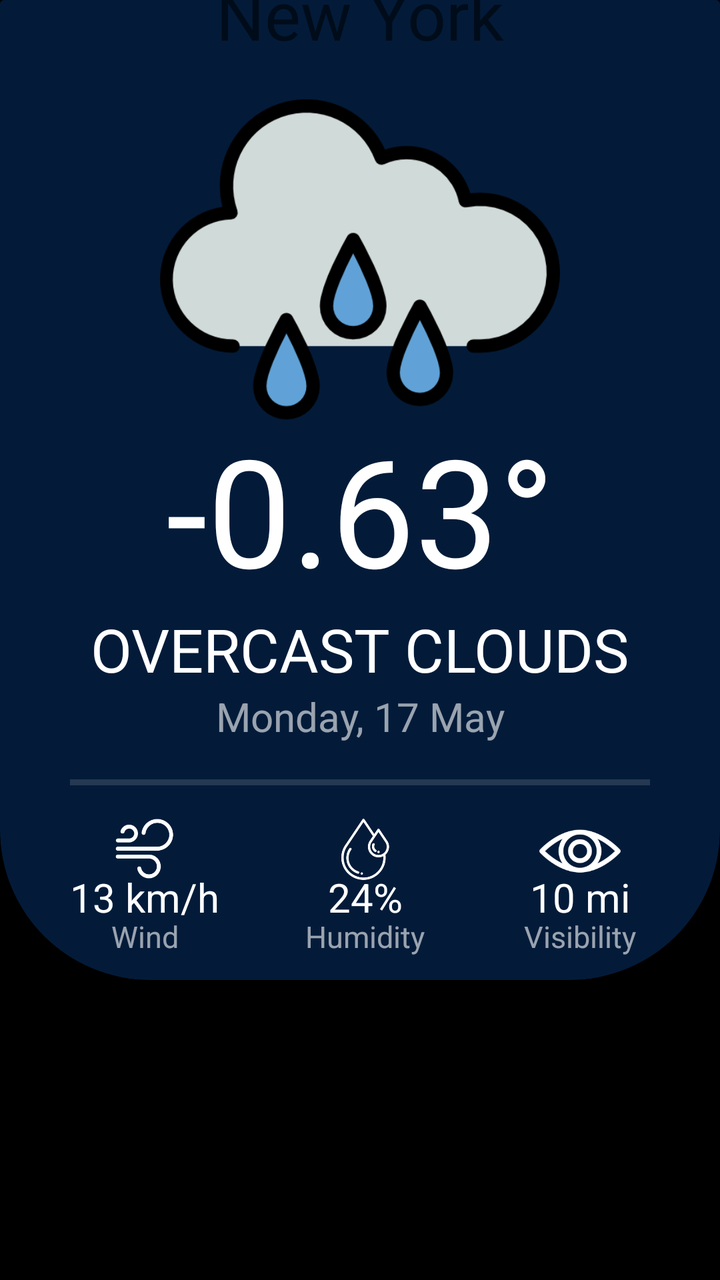
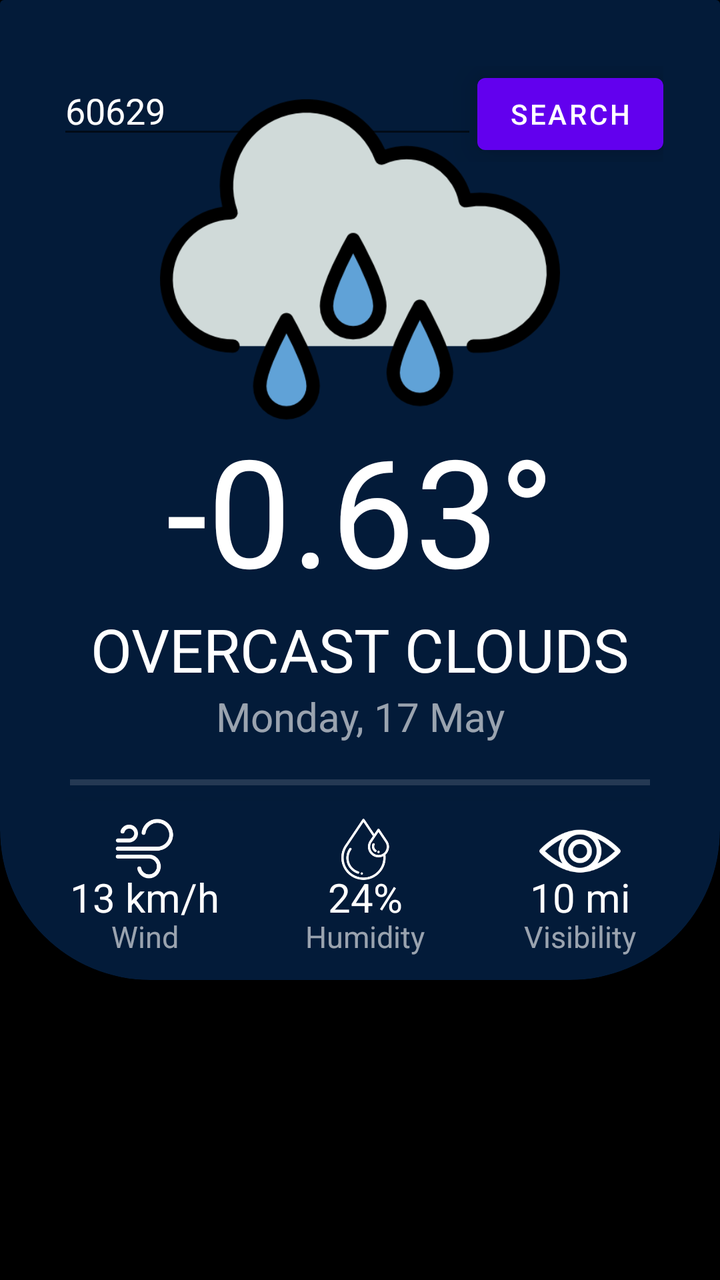

Compare the two renders of this Android layout. The source of the first and the diff that turns it into the second are given below.
<!-- AndroidManifest.xml: application theme Theme.WeatherApp -->
<!-- res/layout/activity_main.xml -->
<?xml version="1.0" encoding="utf-8"?>
<androidx.constraintlayout.widget.ConstraintLayout xmlns:android="http://schemas.android.com/apk/res/android"
    xmlns:app="http://schemas.android.com/apk/res-auto"
    xmlns:tools="http://schemas.android.com/tools"
    android:layout_width="match_parent"
    android:layout_height="match_parent"
    android:background="@color/black"
    tools:context=".MainActivity">


    <androidx.constraintlayout.widget.ConstraintLayout
        android:layout_width="match_parent"
        android:layout_height="match_parent"
        android:layout_marginBottom="150dp"
        android:background="@drawable/rounded_corner"
        app:layout_constraintBottom_toBottomOf="parent"
        app:layout_constraintEnd_toEndOf="parent"
        app:layout_constraintStart_toStartOf="parent"
        app:layout_constraintTop_toTopOf="parent">

        <LinearLayout
            android:layout_width="wrap_content"
            android:layout_height="wrap_content"
            android:layout_marginTop="33dp"
            android:orientation="horizontal"
            android:translationZ="10dp"
            app:layout_constraintBottom_toTopOf="@+id/textView_cityName"
            app:layout_constraintEnd_toEndOf="parent"
            app:layout_constraintStart_toStartOf="parent"
            app:layout_constraintTop_toTopOf="parent"
            app:layout_constraintVertical_bias="0.0">

            <EditText
                android:id="@+id/editText_ZipCode"
                android:layout_width="wrap_content"
                android:layout_height="wrap_content"
                android:ems="10"
                android:inputType="textPersonName"
                android:text="Name"
                android:translationZ="10dp" />

            <Button
                android:id="@+id/button_search"
                android:layout_width="wrap_content"
                android:layout_height="wrap_content"
                android:text="Search"
                android:translationZ="10dp" />


        </LinearLayout>


        <TextView
            android:id="@+id/textView_cityName"
            android:layout_width="wrap_content"
            android:layout_height="wrap_content"
            android:text="New York"
            android:textSize="34sp"
            android:translationZ="10dp"
            app:layout_constraintBottom_toTopOf="@+id/imageView_weatherIcon"
            app:layout_constraintEnd_toEndOf="@+id/imageView_weatherIcon"
            app:layout_constraintStart_toStartOf="@+id/imageView_weatherIcon"
            app:layout_constraintTop_toTopOf="@+id/cardView"
            app:layout_constraintVertical_bias="1.0" />

        <ImageView
            android:id="@+id/imageView_weatherIcon"
            android:layout_width="200dp"
            android:layout_height="200dp"
            android:layout_marginBottom="-25dp"
            android:contentDescription="TODO"
            android:src="@drawable/icon_rain"
            android:translationZ="10dp"
            app:layout_constraintBottom_toTopOf="@+id/textView_currentTemp"
            app:layout_constraintEnd_toEndOf="parent"
            app:layout_constraintStart_toStartOf="parent"
            app:layout_constraintTop_toTopOf="parent"
            app:layout_constraintVertical_bias="1.0"
            tools:ignore="MissingConstraints" />


        <TextView
            android:id="@+id/textView_currentTemp"
            android:layout_width="wrap_content"
            android:layout_height="wrap_content"
            android:text="-0.63°"
            android:textColor="@color/white"
            android:textSize="75sp"
            android:translationZ="10dp"
            app:layout_constraintBottom_toTopOf="@+id/textView_weatherDescription"
            app:layout_constraintEnd_toEndOf="parent"
            app:layout_constraintStart_toStartOf="parent"
            app:layout_constraintTop_toTopOf="parent"
            app:layout_constraintVertical_bias="1.0" />

        <TextView
            android:id="@+id/textView_weatherDescription"
            android:layout_width="wrap_content"
            android:layout_height="wrap_content"
            android:text="overcast clouds"
            android:textAllCaps="true"
            android:textColor="@color/white"
            android:textSize="30sp"
            android:translationZ="10dp"
            app:layout_constraintBottom_toTopOf="@+id/textView_currentDate"
            app:layout_constraintEnd_toEndOf="parent"
            app:layout_constraintStart_toStartOf="parent" />

        <TextView
            android:id="@+id/textView_currentDate"
            android:layout_width="wrap_content"
            android:layout_height="wrap_content"
            android:text="Monday, 17 May"
            android:textColor="@color/font_alt"
            android:textSize="20sp"
            android:translationZ="10dp"
            app:layout_constraintBottom_toTopOf="@+id/view"
            app:layout_constraintEnd_toEndOf="parent"
            app:layout_constraintStart_toStartOf="parent"
            app:layout_constraintTop_toTopOf="parent"
            app:layout_constraintVertical_bias="0.95" />

        <View
            android:id="@+id/view"
            android:layout_width="match_parent"
            android:layout_height="3dp"
            android:layout_marginHorizontal="35dp"
            android:background="#22ffffff"
            android:translationZ="10dp"
            app:layout_constraintBottom_toBottomOf="parent"
            app:layout_constraintEnd_toEndOf="@+id/cardView"
            app:layout_constraintStart_toStartOf="parent"
            app:layout_constraintTop_toTopOf="parent"
            app:layout_constraintVertical_bias="0.8" />

        <androidx.constraintlayout.widget.ConstraintLayout
            android:id="@+id/constraintLayout"
            android:layout_width="0dp"
            android:layout_height="0dp"
            android:translationZ="10dp"
            app:layout_constraintBottom_toBottomOf="parent"
            app:layout_constraintEnd_toEndOf="@+id/view"
            app:layout_constraintHorizontal_bias="1.0"
            app:layout_constraintStart_toStartOf="@+id/view"
            app:layout_constraintTop_toBottomOf="@+id/view">

            <androidx.constraintlayout.widget.ConstraintLayout
                android:id="@+id/constraintLayout3"
                android:layout_width="wrap_content"
                android:layout_height="0dp"
                android:orientation="vertical"
                app:layout_constraintBottom_toBottomOf="parent"
                app:layout_constraintEnd_toEndOf="parent"
                app:layout_constraintHorizontal_bias="0.0"
                app:layout_constraintStart_toStartOf="parent"
                app:layout_constraintTop_toTopOf="parent">

                <ImageView
                    android:id="@+id/imageView_currentWind"
                    android:layout_width="60dp"
                    android:layout_height="60dp"
                    android:layout_gravity="center_horizontal"
                    android:layout_marginTop="-5dp"
                    android:contentDescription="TODO"
                    android:scaleType="fitXY"
                    android:src="@mipmap/icon_wind_foreground"
                    app:layout_constraintBottom_toBottomOf="parent"
                    app:layout_constraintEnd_toEndOf="parent"
                    app:layout_constraintStart_toStartOf="parent"
                    app:layout_constraintTop_toTopOf="parent"
                    app:layout_constraintVertical_bias="0.15" />

                <TextView
                    android:id="@+id/textView_currentWindSpeed_1"
                    android:layout_width="wrap_content"
                    android:layout_height="wrap_content"
                    android:layout_gravity="center_horizontal"
                    android:text="13 km/h"
                    android:textColor="@color/white"
                    android:textSize="20sp"
                    android:translationZ="20dp"
                    app:layout_constraintBottom_toBottomOf="parent"
                    app:layout_constraintEnd_toEndOf="parent"
                    app:layout_constraintStart_toStartOf="parent"
                    app:layout_constraintTop_toTopOf="parent"
                    app:layout_constraintVertical_bias="0.6" />


                <TextView
                    android:id="@+id/textView_currentWindSpeed_2"
                    android:layout_width="wrap_content"
                    android:layout_height="wrap_content"
                    android:layout_gravity="center_horizontal"
                    android:text="Wind"
                    android:textColor="@color/font_alt"
                    android:textSize="15sp"
                    android:translationZ="20dp"
                    app:layout_constraintBottom_toBottomOf="parent"
                    app:layout_constraintEnd_toEndOf="parent"
                    app:layout_constraintStart_toStartOf="parent"
                    app:layout_constraintTop_toTopOf="parent"
                    app:layout_constraintVertical_bias="0.85" />
            </androidx.constraintlayout.widget.ConstraintLayout>


            <androidx.constraintlayout.widget.ConstraintLayout
                android:layout_width="wrap_content"
                android:layout_height="0dp"
                android:orientation="vertical"
                app:layout_constraintBottom_toBottomOf="parent"
                app:layout_constraintEnd_toStartOf="@+id/constraintLayout2"
                app:layout_constraintStart_toEndOf="@+id/constraintLayout3"
                app:layout_constraintTop_toTopOf="parent">

                <ImageView
                    android:id="@+id/imageView_currentHumidity"
                    android:layout_width="50dp"
                    android:layout_height="50dp"
                    android:layout_gravity="center_horizontal"
                    android:contentDescription="TODO"
                    android:scaleType="fitXY"
                    android:src="@mipmap/icon_humidity_foreground"
                    app:layout_constraintBottom_toBottomOf="parent"
                    app:layout_constraintEnd_toEndOf="parent"
                    app:layout_constraintStart_toStartOf="parent"
                    app:layout_constraintTop_toTopOf="parent"
                    app:layout_constraintVertical_bias="0.15" />

                <TextView
                    android:id="@+id/textView_currentHumidity_1"
                    android:layout_width="wrap_content"
                    android:layout_height="wrap_content"
                    android:layout_gravity="center_horizontal"
                    android:text="24%"
                    android:textColor="@color/white"
                    android:textSize="20sp"
                    android:translationZ="20dp"
                    app:layout_constraintBottom_toBottomOf="parent"
                    app:layout_constraintEnd_toEndOf="parent"
                    app:layout_constraintStart_toStartOf="parent"
                    app:layout_constraintTop_toTopOf="parent"
                    app:layout_constraintVertical_bias="0.6" />


                <TextView
                    android:id="@+id/textView_currentHumidity_2"
                    android:layout_width="wrap_content"
                    android:layout_height="wrap_content"
                    android:layout_gravity="center_horizontal"
                    android:text="Humidity"
                    android:textColor="@color/font_alt"
                    android:textSize="15sp"
                    android:translationZ="20dp"
                    app:layout_constraintBottom_toBottomOf="parent"
                    app:layout_constraintEnd_toEndOf="parent"
                    app:layout_constraintStart_toStartOf="parent"
                    app:layout_constraintTop_toTopOf="parent"
                    app:layout_constraintVertical_bias="0.85" />

            </androidx.constraintlayout.widget.ConstraintLayout>


            <androidx.constraintlayout.widget.ConstraintLayout
                android:id="@+id/constraintLayout2"
                android:layout_width="wrap_content"
                android:layout_height="0dp"
                android:orientation="vertical"
                app:layout_constraintBottom_toBottomOf="parent"
                app:layout_constraintEnd_toEndOf="parent"
                app:layout_constraintHorizontal_bias="1.0"
                app:layout_constraintStart_toStartOf="parent"
                app:layout_constraintTop_toTopOf="parent">

                <ImageView
                    android:id="@+id/imageView_currentVisibility"
                    android:layout_width="70dp"
                    android:layout_height="70dp"
                    android:layout_gravity="center_horizontal"
                    android:layout_marginTop="-8dp"
                    android:layout_weight="1"
                    android:contentDescription="TODO"
                    android:scaleType="fitXY"
                    android:src="@mipmap/icon_visibility_foreground"
                    app:layout_constraintBottom_toBottomOf="parent"
                    app:layout_constraintEnd_toEndOf="parent"
                    app:layout_constraintStart_toStartOf="parent"
                    app:layout_constraintTop_toTopOf="parent"
                    app:layout_constraintVertical_bias="0.15" />

                <TextView
                    android:id="@+id/textView_currentVisibility_1"
                    android:layout_width="wrap_content"
                    android:layout_height="wrap_content"
                    android:layout_gravity="center_horizontal"
                    android:layout_weight="1"
                    android:text="10 mi"
                    android:textColor="@color/white"
                    android:textSize="20sp"
                    android:translationZ="20dp"
                    app:layout_constraintBottom_toBottomOf="parent"
                    app:layout_constraintEnd_toEndOf="parent"
                    app:layout_constraintStart_toStartOf="parent"
                    app:layout_constraintTop_toTopOf="parent"
                    app:layout_constraintVertical_bias="0.6" />


                <TextView
                    android:id="@+id/textView_currentVisibility_2"
                    android:layout_width="wrap_content"
                    android:layout_height="wrap_content"
                    android:layout_gravity="center_horizontal"
                    android:layout_weight="1"
                    android:text="Visibility"
                    android:textColor="@color/font_alt"
                    android:textSize="15sp"
                    android:translationZ="20dp"
                    app:layout_constraintBottom_toBottomOf="parent"
                    app:layout_constraintEnd_toEndOf="parent"
                    app:layout_constraintStart_toStartOf="parent"
                    app:layout_constraintTop_toTopOf="parent"
                    app:layout_constraintVertical_bias="0.85" />

            </androidx.constraintlayout.widget.ConstraintLayout>


        </androidx.constraintlayout.widget.ConstraintLayout>

        <androidx.cardview.widget.CardView
            android:id="@+id/cardView"
            android:layout_width="match_parent"
            android:layout_height="match_parent"
            app:cardBackgroundColor="@color/black"
            app:layout_constraintBottom_toBottomOf="parent"
            app:layout_constraintEnd_toEndOf="parent"
            app:layout_constraintStart_toStartOf="parent"
            app:layout_constraintTop_toTopOf="parent">

            <androidx.cardview.widget.CardView
                android:layout_width="match_parent"
                android:layout_height="match_parent"
                android:layout_marginTop="-75dp"
                app:cardBackgroundColor="@color/dark_blue"
                app:cardCornerRadius="75dp">

                <ImageView
                    android:id="@+id/image_view"
                    android:layout_width="match_parent"
                    android:layout_height="match_parent"
                    android:contentDescription="TODO"
                    android:scaleType="fitXY" />

            </androidx.cardview.widget.CardView>
        </androidx.cardview.widget.CardView>


    </androidx.constraintlayout.widget.ConstraintLayout>

</androidx.constraintlayout.widget.ConstraintLayout>
<!-- resources referenced by this layout -->
<resources>
  <color name="black">#FF000000</color>
  <color name="dark_blue">#031b39</color>
  <color name="font_alt">#99ffffff</color>
  <color name="white">#FFFFFFFF</color>
  <!-- drawable icon_rain: png bitmap (drawable, 27035 bytes) -->
  <!-- drawable rounded_corner (drawable) -->
  <?xml version="1.0" encoding="utf-8"?>
  <shape xmlns:android="http://schemas.android.com/apk/res/android">
      <solid android:color="@color/transparent"/>
  
      <corners android:bottomLeftRadius="50dp"
               android:bottomRightRadius="50dp"/>
  
  </shape>
  <!-- mipmap icon_humidity_foreground: png bitmap (mipmap-hdpi, 3598 bytes) -->
  <!-- mipmap icon_visibility_foreground: png bitmap (mipmap-hdpi, 2036 bytes) -->
  <!-- mipmap icon_wind_foreground: png bitmap (mipmap-hdpi, 2291 bytes) -->
  <style name="Theme.WeatherApp" parent="Theme.MaterialComponents.DayNight.NoActionBar">
          
          <item name="colorPrimary">@color/purple_500</item>
          <item name="colorPrimaryVariant">@color/purple_700</item>
          <item name="colorOnPrimary">@color/white</item>
          
          <item name="colorSecondary">@color/teal_200</item>
          <item name="colorSecondaryVariant">@color/teal_700</item>
          <item name="colorOnSecondary">@color/black</item>
          
          <item name="android:statusBarColor" tools:targetApi="l">@color/transparent</item>
          
  
      </style>
  <color name="transparent">#00000000</color>
  <color name="purple_500">#FF6200EE</color>
  <color name="purple_700">#FF3700B3</color>
  <color name="teal_200">#FF03DAC5</color>
  <color name="teal_700">#FF018786</color>
</resources>

<!-- the commit's change to res/layout/activity_main.xml (unified diff, before → after) -->
@@ -19,24 +19,25 @@
         app:layout_constraintTop_toTopOf="parent">
 
         <LinearLayout
-            android:layout_width="wrap_content"
-            android:layout_height="wrap_content"
-            android:layout_marginTop="33dp"
+            android:id="@+id/linearLayout"
+            android:layout_width="wrap_content"
+            android:layout_height="wrap_content"
             android:orientation="horizontal"
             android:translationZ="10dp"
-            app:layout_constraintBottom_toTopOf="@+id/textView_cityName"
-            app:layout_constraintEnd_toEndOf="parent"
-            app:layout_constraintStart_toStartOf="parent"
-            app:layout_constraintTop_toTopOf="parent"
-            app:layout_constraintVertical_bias="0.0">
+            app:layout_constraintBottom_toBottomOf="parent"
+            app:layout_constraintEnd_toEndOf="parent"
+            app:layout_constraintStart_toStartOf="parent"
+            app:layout_constraintTop_toTopOf="parent"
+            app:layout_constraintVertical_bias="0.075">
 
             <EditText
                 android:id="@+id/editText_ZipCode"
                 android:layout_width="wrap_content"
                 android:layout_height="wrap_content"
                 android:ems="10"
-                android:inputType="textPersonName"
-                android:text="Name"
+                android:inputType="numberDecimal"
+                android:text="60629"
+                android:textColor="@color/font"
                 android:translationZ="10dp" />
 
             <Button
@@ -54,13 +55,17 @@
             android:id="@+id/textView_cityName"
             android:layout_width="wrap_content"
             android:layout_height="wrap_content"
+            android:layout_marginBottom="-10dp"
+            android:singleLine="true"
             android:text="New York"
-            android:textSize="34sp"
+            android:textAlignment="center"
+            android:textColor="@color/font"
+            android:textSize="30sp"
             android:translationZ="10dp"
             app:layout_constraintBottom_toTopOf="@+id/imageView_weatherIcon"
-            app:layout_constraintEnd_toEndOf="@+id/imageView_weatherIcon"
-            app:layout_constraintStart_toStartOf="@+id/imageView_weatherIcon"
-            app:layout_constraintTop_toTopOf="@+id/cardView"
+            app:layout_constraintEnd_toEndOf="parent"
+            app:layout_constraintStart_toStartOf="parent"
+            app:layout_constraintTop_toBottomOf="@+id/linearLayout"
             app:layout_constraintVertical_bias="1.0" />
 
         <ImageView
<!-- resource entries referenced after the edit -->
@@ -2,6 +2,7 @@
 <resources>
   <color name="black">#FF000000</color>
   <color name="dark_blue">#031b39</color>
+  <color name="font">#ffffff</color>
   <color name="font_alt">#99ffffff</color>
   <color name="white">#FFFFFFFF</color>
   <!-- drawable icon_rain: png bitmap (drawable, 27035 bytes) -->
